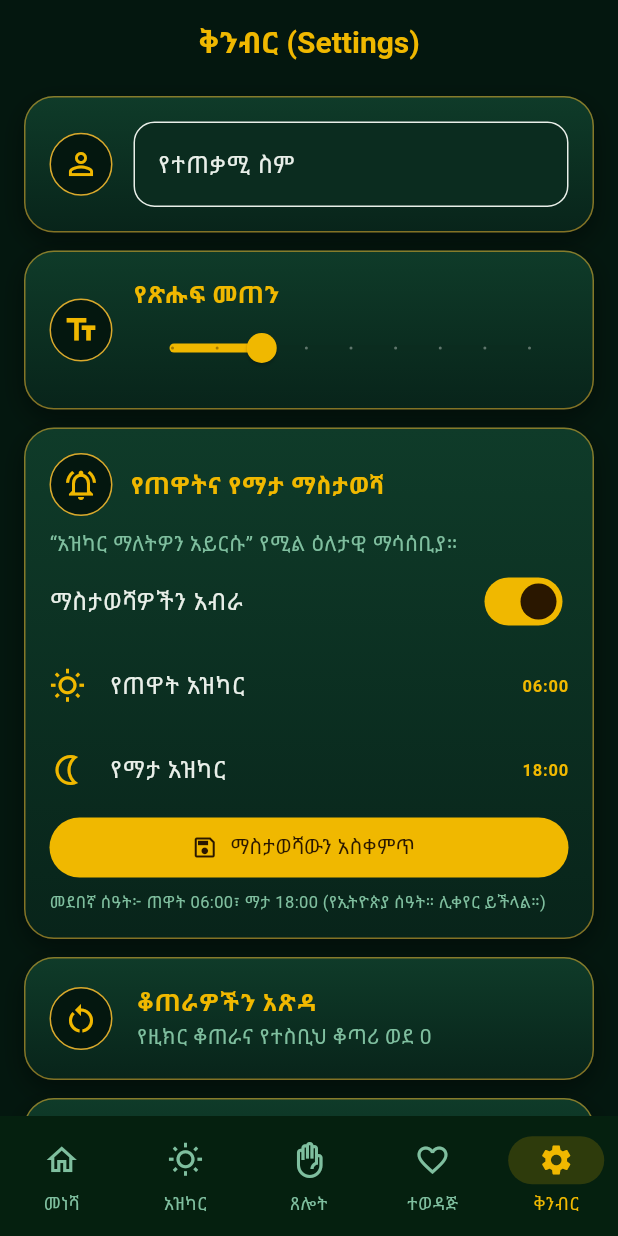
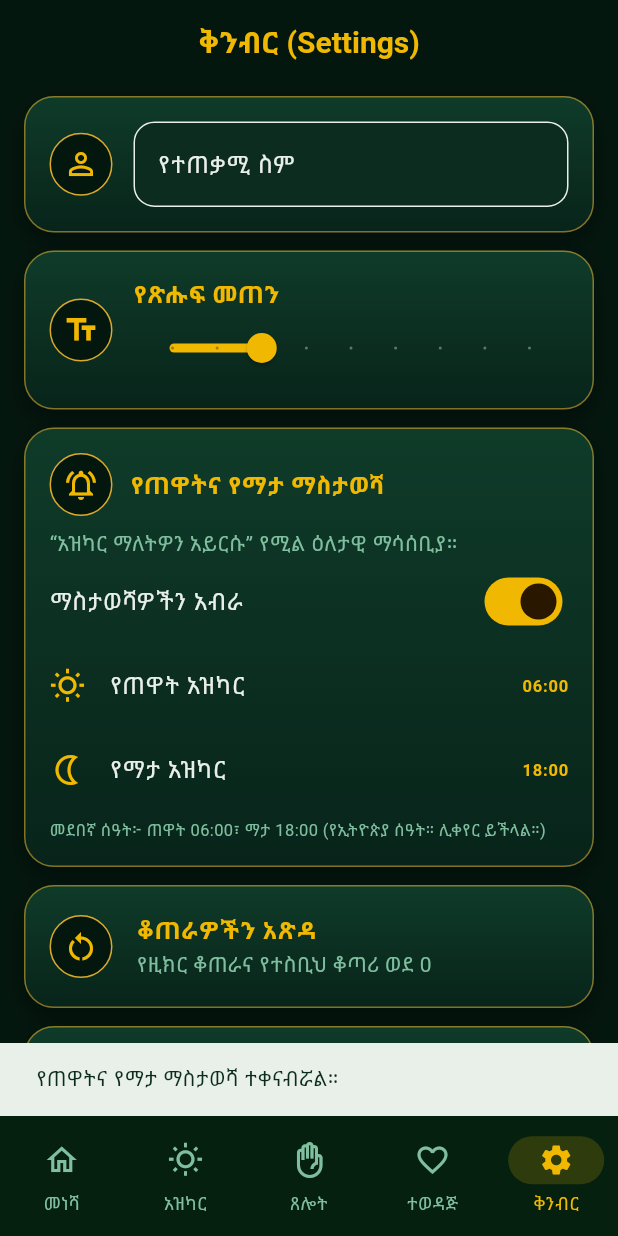
Before and after one commit to Fman821/daily-azkar, a Flutter app: the screen it shows after launch, item 5 of the bottom bar chosen, after a tap on "ማስታወሻዎችን አብራ", on a phone screen of 412 x 824 dp. Run offline on Flutter 3.47's test engine with Material 3 defaults, Android fonts, the phone set to English and light mode, and no system bars; our stand-ins replace flutter_local_notifications, just_audio, shared_preferences, timezone.

Commit message:
Fix reminders, Back button, Amharic pronunciation and repeat counts

```diff
--- a/lib/app.dart
+++ b/lib/app.dart
@@ -52,7 +52,13 @@ class _RootShellState extends State<RootShell> {
   Widget build(BuildContext context) {
     final favCount = context.watch<AppState>().favorites.length;
 
-    return Scaffold(
+    // Back on a tab other than home goes to home first, instead of closing the app.
+    return PopScope(
+      canPop: _index == 0,
+      onPopInvokedWithResult: (didPop, _) {
+        if (!didPop) _selectTab(0);
+      },
+      child: Scaffold(
       body: IndexedStack(
         index: _index,
         children: [
@@ -102,6 +108,7 @@ class _RootShellState extends State<RootShell> {
           ),
         ],
       ),
+      ),
     );
   }
 }
--- a/lib/main.dart
+++ b/lib/main.dart
@@ -7,7 +7,11 @@ import 'state/app_state.dart';
 
 Future<void> main() async {
   WidgetsFlutterBinding.ensureInitialized();
-  await AzkarReminders.instance.initialize();
+  try {
+    await AzkarReminders.instance.initialize();
+  } catch (_) {
+    // Reminders are optional: the app still opens if they cannot start.
+  }
   final state = await AppState.create();
   final content = await ContentRepository.load();
   runApp(AzkarApp(state: state, content: content));
--- a/lib/screens/settings_tab.dart
+++ b/lib/screens/settings_tab.dart
@@ -5,6 +5,7 @@ import '../state/app_state.dart';
 import '../notifications/azkar_reminders.dart';
 import '../theme.dart';
 import '../widgets/common.dart';
+import 'package:shared_preferences/shared_preferences.dart';
 
 class SettingsTab extends StatelessWidget {
   const SettingsTab({super.key});
@@ -125,7 +126,7 @@ class SettingsTab extends StatelessWidget {
                 style: TextStyle(color: AppColors.gold, fontWeight: FontWeight.w700),
               ),
               subtitle: Text(
-                'ቅጽ 1.0.0 (Version 1.0.0)',
+                'ቅጽ 1.2.1 (Version 1.2.1)',
                 style: TextStyle(color: AppColors.muted),
               ),
             ),
@@ -165,10 +166,81 @@ class _AzkarReminderCard extends StatefulWidget {
 }
 
 class _AzkarReminderCardState extends State<_AzkarReminderCard> {
+  static const _kOn = 'reminder_on';
+  static const _kMorning = 'reminder_morning';
+  static const _kEvening = 'reminder_evening';
+
   bool _enabled = false;
   TimeOfDay _morning = const TimeOfDay(hour: 6, minute: 0);
   TimeOfDay _evening = const TimeOfDay(hour: 18, minute: 0);
-  bool _saving = false;
+  bool _ready = false;
+
+  @override
+  void initState() {
+    super.initState();
+    _load();
+  }
+
+  /// Reads the saved reminder settings so the card shows what is really set.
+  Future<void> _load() async {
+    final prefs = await SharedPreferences.getInstance();
+    if (!mounted) return;
+    setState(() {
+      _enabled = prefs.getBool(_kOn) ?? false;
+      _morning = _fromMinutes(prefs.getInt(_kMorning) ?? 6 * 60);
+      _evening = _fromMinutes(prefs.getInt(_kEvening) ?? 18 * 60);
+      _ready = true;
+    });
+  }
+
+  static TimeOfDay _fromMinutes(int m) => TimeOfDay(hour: m ~/ 60, minute: m % 60);
+  static int _toMinutes(TimeOfDay t) => t.hour * 60 + t.minute;
+
+  /// Saves the settings and rebuilds the reminders. Returns false if the
+  /// reminders could not be turned on (permission refused or an error).
+  Future<bool> _apply({
+    required bool enabled,
+    required TimeOfDay morning,
+    required TimeOfDay evening,
+  }) async {
+    final messenger = ScaffoldMessenger.of(context);
+    try {
+      if (enabled) {
+        final granted = await AzkarReminders.instance.requestPermission();
+        if (granted != true) {
+          messenger.showSnackBar(const SnackBar(
+            content: Text('ማሳወቂያ እንዲታይ ፍቃድ መስጠት አለብዎት።'),
+          ));
+          return false;
+        }
+      }
+      await AzkarReminders.instance.configure(
+        enabled: enabled,
+        morningHour: morning.hour, morningMinute: morning.minute,
+        eveningHour: evening.hour, eveningMinute: evening.minute,
+      );
+      final prefs = await SharedPreferences.getInstance();
+      await prefs.setBool(_kOn, enabled);
+      await prefs.setInt(_kMorning, _toMinutes(morning));
+      await prefs.setInt(_kEvening, _toMinutes(evening));
+      if (enabled) {
+        messenger.showSnackBar(const SnackBar(
+          content: Text('የጠዋትና የማታ ማስታወሻ ተቀናብሯል።'),
+        ));
+      }
+      return true;
+    } catch (_) {
+      messenger.showSnackBar(const SnackBar(
+        content: Text('ማስታወሻውን ማቀናበር አልተቻለም።'),
+      ));
+      return false;
+    }
+  }
+
+  Future<void> _setEnabled(bool value) async {
+    final ok = await _apply(enabled: value, morning: _morning, evening: _evening);
+    if (ok && mounted) setState(() => _enabled = value);
+  }
 
   Future<void> _pick(bool morning) async {
     final picked = await showTimePicker(
@@ -176,28 +248,16 @@ class _AzkarReminderCardState extends State<_AzkarReminderCard> {
       initialTime: morning ? _morning : _evening,
       helpText: morning ? 'የጠዋት አዝካር ሰዓት' : 'የማታ አዝካር ሰዓት',
     );
-    if (picked != null && mounted) {
-      setState(() { if (morning) { _morning = picked; } else { _evening = picked; } });
+    if (picked == null || !mounted) return;
+    final newMorning = morning ? picked : _morning;
+    final newEvening = morning ? _evening : picked;
+    final ok = await _apply(enabled: _enabled, morning: newMorning, evening: newEvening);
+    if (ok && mounted) {
+      setState(() {
+        _morning = newMorning;
+        _evening = newEvening;
+      });
     }
-  }
-
-  Future<void> _save() async {
-    setState(() => _saving = true);
-    try {
-      if (_enabled) await AzkarReminders.instance.requestPermission();
-      await AzkarReminders.instance.configure(
-        enabled: _enabled,
-        morningHour: _morning.hour, morningMinute: _morning.minute,
-        eveningHour: _evening.hour, eveningMinute: _evening.minute,
-      );
-      if (mounted) ScaffoldMessenger.of(context).showSnackBar(SnackBar(
-        content: Text(_enabled ? 'የጠዋትና የማታ ማስታወሻ ተቀናብሯል።' : 'የአዝካር ማስታወሻ ጠፍቷል።'),
-      ));
-    } catch (_) {
-      if (mounted) ScaffoldMessenger.of(context).showSnackBar(const SnackBar(
-        content: Text('ማስታወሻውን ማቀናበር አልተቻለም። የnotification ፈቃድን ይመልከቱ።'),
-      ));
-    } finally { if (mounted) setState(() => _saving = false); }
   }
 
   String _format(TimeOfDay t) => '${t.hour.toString().padLeft(2, '0')}:${t.minute.toString().padLeft(2, '0')}';
@@ -211,10 +271,14 @@ class _AzkarReminderCardState extends State<_AzkarReminderCard> {
       ]),
       const SizedBox(height: 8),
       const Text('“አዝካር ማለትዎን አይርሱ” የሚል ዕለታዊ ማሳሰቢያ።', style: TextStyle(color: AppColors.muted)),
-      SwitchListTile(contentPadding: EdgeInsets.zero, title: const Text('ማስታወሻዎችን አብራ'), value: _enabled, onChanged: (v) => setState(() => _enabled = v)),
+      SwitchListTile(
+        contentPadding: EdgeInsets.zero,
+        title: const Text('ማስታወሻዎችን አብራ'),
+        value: _enabled,
+        onChanged: _ready ? (v) => _setEnabled(v) : null,
+      ),
       ListTile(contentPadding: EdgeInsets.zero, leading: const Icon(Icons.wb_sunny_outlined, color: AppColors.gold), title: const Text('የጠዋት አዝካር'), trailing: Text(_format(_morning), style: const TextStyle(color: AppColors.gold, fontWeight: FontWeight.bold)), onTap: () => _pick(true)),
       ListTile(contentPadding: EdgeInsets.zero, leading: const Icon(Icons.nightlight_outlined, color: AppColors.gold), title: const Text('የማታ አዝካር'), trailing: Text(_format(_evening), style: const TextStyle(color: AppColors.gold, fontWeight: FontWeight.bold)), onTap: () => _pick(false)),
-      SizedBox(width: double.infinity, child: FilledButton.icon(onPressed: _saving ? null : _save, icon: const Icon(Icons.save_outlined), label: Text(_saving ? 'በመቀመጥ ላይ…' : 'ማስታወሻውን አስቀምጥ'))),
       const SizedBox(height: 4),
       const Text('መደበኛ ሰዓት፦ ጠዋት 06:00፣ ማታ 18:00 (የኢትዮጵያ ሰዓት። ሊቀየር ይችላል።)', style: TextStyle(fontSize: 11, color: AppColors.muted)),
     ]),
```
